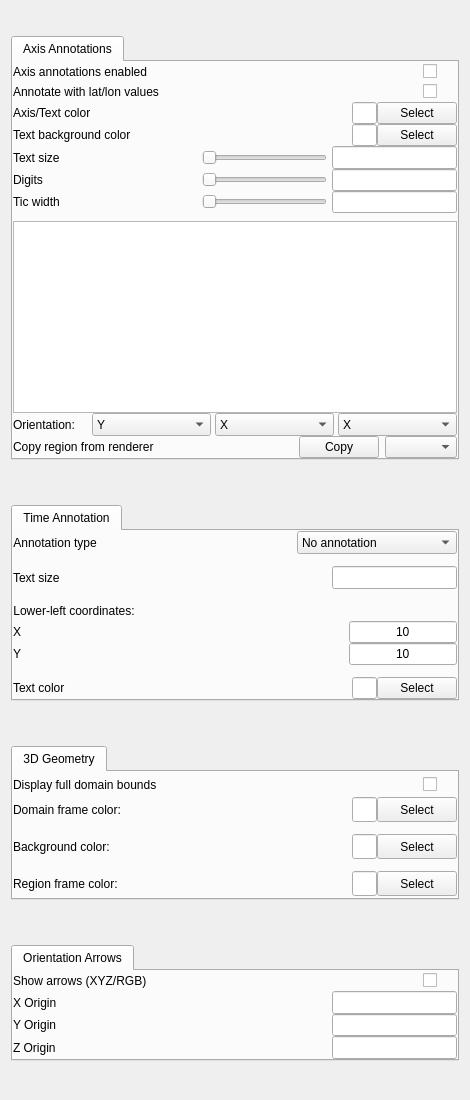
This is apps/vaporgui/AnnotationGUI.ui in NCAR/VAPOR as Qt 5 draws it before an edit. The edited form follows.
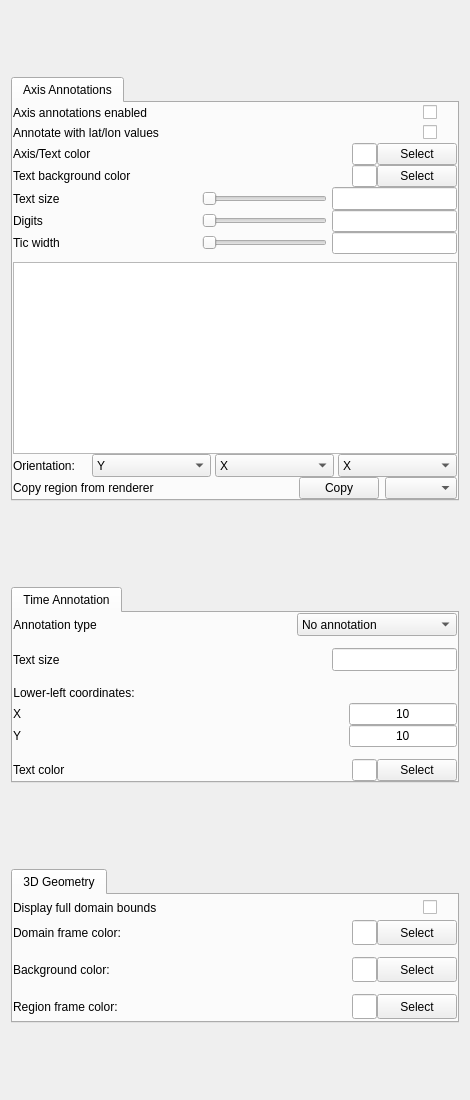
This is the edited form.

The edit to the form file:
```diff
--- a/apps/vaporgui/AnnotationGUI.ui
+++ b/apps/vaporgui/AnnotationGUI.ui
@@ -40,7 +40,7 @@
   <property name="whatsThis">
    <string>&lt;html&gt;&lt;head/&gt;&lt;body&gt;&lt;p&gt;This panel specifies properties of each visualizer.  Additional information about this panel is available as a tooltip for each element.&lt;/p&gt;&lt;/body&gt;&lt;/html&gt;</string>
   </property>
-  <layout class="QVBoxLayout" name="verticalLayout_3" stretch="1,0,0,0">
+  <layout class="QVBoxLayout" name="verticalLayout_3" stretch="1,0,0">
    <property name="spacing">
     <number>20</number>
    </property>
@@ -1546,273 +1546,6 @@
      </widget>
     </widget>
    </item>
-   <item>
-    <widget class="QTabWidget" name="_orientationArrowTab">
-     <property name="sizePolicy">
-      <sizepolicy hsizetype="Minimum" vsizetype="Maximum">
-       <horstretch>0</horstretch>
-       <verstretch>0</verstretch>
-      </sizepolicy>
-     </property>
-     <property name="currentIndex">
-      <number>0</number>
-     </property>
-     <widget class="QWidget" name="tab_2">
-      <property name="sizePolicy">
-       <sizepolicy hsizetype="Minimum" vsizetype="Preferred">
-        <horstretch>0</horstretch>
-        <verstretch>0</verstretch>
-       </sizepolicy>
-      </property>
-      <attribute name="title">
-       <string>Orientation Arrows</string>
-      </attribute>
-      <layout class="QVBoxLayout" name="verticalLayout_2">
-       <property name="spacing">
-        <number>0</number>
-       </property>
-       <property name="leftMargin">
-        <number>0</number>
-       </property>
-       <property name="topMargin">
-        <number>0</number>
-       </property>
-       <property name="rightMargin">
-        <number>0</number>
-       </property>
-       <property name="bottomMargin">
-        <number>0</number>
-       </property>
-       <item>
-        <layout class="QHBoxLayout" name="horizontalLayout_18">
-         <property name="topMargin">
-          <number>0</number>
-         </property>
-         <property name="rightMargin">
-          <number>20</number>
-         </property>
-         <item>
-          <widget class="QLabel" name="label_14">
-           <property name="sizePolicy">
-            <sizepolicy hsizetype="Minimum" vsizetype="Preferred">
-             <horstretch>0</horstretch>
-             <verstretch>0</verstretch>
-            </sizepolicy>
-           </property>
-           <property name="text">
-            <string>Show arrows (XYZ/RGB)</string>
-           </property>
-          </widget>
-         </item>
-         <item>
-          <spacer name="horizontalSpacer_13">
-           <property name="orientation">
-            <enum>Qt::Horizontal</enum>
-           </property>
-           <property name="sizeHint" stdset="0">
-            <size>
-             <width>40</width>
-             <height>20</height>
-            </size>
-           </property>
-          </spacer>
-         </item>
-         <item>
-          <widget class="QCheckBox" name="_axisArrowCheckbox">
-           <property name="text">
-            <string/>
-           </property>
-          </widget>
-         </item>
-        </layout>
-       </item>
-       <item>
-        <layout class="QHBoxLayout" name="horizontalLayout_16">
-         <property name="topMargin">
-          <number>0</number>
-         </property>
-         <item>
-          <widget class="QLabel" name="label_11">
-           <property name="sizePolicy">
-            <sizepolicy hsizetype="Minimum" vsizetype="Preferred">
-             <horstretch>0</horstretch>
-             <verstretch>0</verstretch>
-            </sizepolicy>
-           </property>
-           <property name="text">
-            <string>X Origin</string>
-           </property>
-          </widget>
-         </item>
-         <item>
-          <spacer name="horizontalSpacer_10">
-           <property name="orientation">
-            <enum>Qt::Horizontal</enum>
-           </property>
-           <property name="sizeHint" stdset="0">
-            <size>
-             <width>40</width>
-             <height>20</height>
-            </size>
-           </property>
-          </spacer>
-         </item>
-         <item>
-          <widget class="QLineEdit" name="_arrowXEdit">
-           <property name="sizePolicy">
-            <sizepolicy hsizetype="Minimum" vsizetype="Minimum">
-             <horstretch>0</horstretch>
-             <verstretch>0</verstretch>
-            </sizepolicy>
-           </property>
-           <property name="minimumSize">
-            <size>
-             <width>125</width>
-             <height>0</height>
-            </size>
-           </property>
-           <property name="maximumSize">
-            <size>
-             <width>125</width>
-             <height>16777215</height>
-            </size>
-           </property>
-           <property name="layoutDirection">
-            <enum>Qt::LeftToRight</enum>
-           </property>
-           <property name="alignment">
-            <set>Qt::AlignCenter</set>
-           </property>
-          </widget>
-         </item>
-        </layout>
-       </item>
-       <item>
-        <layout class="QHBoxLayout" name="horizontalLayout_17">
-         <property name="topMargin">
-          <number>0</number>
-         </property>
-         <item>
-          <widget class="QLabel" name="label_12">
-           <property name="sizePolicy">
-            <sizepolicy hsizetype="Minimum" vsizetype="Preferred">
-             <horstretch>0</horstretch>
-             <verstretch>0</verstretch>
-            </sizepolicy>
-           </property>
-           <property name="text">
-            <string>Y Origin</string>
-           </property>
-          </widget>
-         </item>
-         <item>
-          <spacer name="horizontalSpacer_11">
-           <property name="orientation">
-            <enum>Qt::Horizontal</enum>
-           </property>
-           <property name="sizeHint" stdset="0">
-            <size>
-             <width>40</width>
-             <height>20</height>
-            </size>
-           </property>
-          </spacer>
-         </item>
-         <item>
-          <widget class="QLineEdit" name="_arrowYEdit">
-           <property name="sizePolicy">
-            <sizepolicy hsizetype="Minimum" vsizetype="Minimum">
-             <horstretch>0</horstretch>
-             <verstretch>0</verstretch>
-            </sizepolicy>
-           </property>
-           <property name="minimumSize">
-            <size>
-             <width>125</width>
-             <height>0</height>
-            </size>
-           </property>
-           <property name="maximumSize">
-            <size>
-             <width>125</width>
-             <height>16777215</height>
-            </size>
-           </property>
-           <property name="layoutDirection">
-            <enum>Qt::LeftToRight</enum>
-           </property>
-           <property name="alignment">
-            <set>Qt::AlignCenter</set>
-           </property>
-          </widget>
-         </item>
-        </layout>
-       </item>
-       <item>
-        <layout class="QHBoxLayout" name="horizontalLayout_19">
-         <property name="topMargin">
-          <number>0</number>
-         </property>
-         <item>
-          <widget class="QLabel" name="label_13">
-           <property name="sizePolicy">
-            <sizepolicy hsizetype="Minimum" vsizetype="Preferred">
-             <horstretch>0</horstretch>
-             <verstretch>0</verstretch>
-            </sizepolicy>
-           </property>
-           <property name="text">
-            <string>Z Origin</string>
-           </property>
-          </widget>
-         </item>
-         <item>
-          <spacer name="horizontalSpacer_12">
-           <property name="orientation">
-            <enum>Qt::Horizontal</enum>
-           </property>
-           <property name="sizeHint" stdset="0">
-            <size>
-             <width>40</width>
-             <height>20</height>
-            </size>
-           </property>
-          </spacer>
-         </item>
-         <item>
-          <widget class="QLineEdit" name="_arrowZEdit">
-           <property name="sizePolicy">
-            <sizepolicy hsizetype="Minimum" vsizetype="Minimum">
-             <horstretch>0</horstretch>
-             <verstretch>0</verstretch>
-            </sizepolicy>
-           </property>
-           <property name="minimumSize">
-            <size>
-             <width>125</width>
-             <height>0</height>
-            </size>
-           </property>
-           <property name="maximumSize">
-            <size>
-             <width>125</width>
-             <height>16777215</height>
-            </size>
-           </property>
-           <property name="layoutDirection">
-            <enum>Qt::LeftToRight</enum>
-           </property>
-           <property name="alignment">
-            <set>Qt::AlignCenter</set>
-           </property>
-          </widget>
-         </item>
-        </layout>
-       </item>
-      </layout>
-     </widget>
-    </widget>
-   </item>
   </layout>
  </widget>
  <layoutdefault spacing="6" margin="11"/>
```
